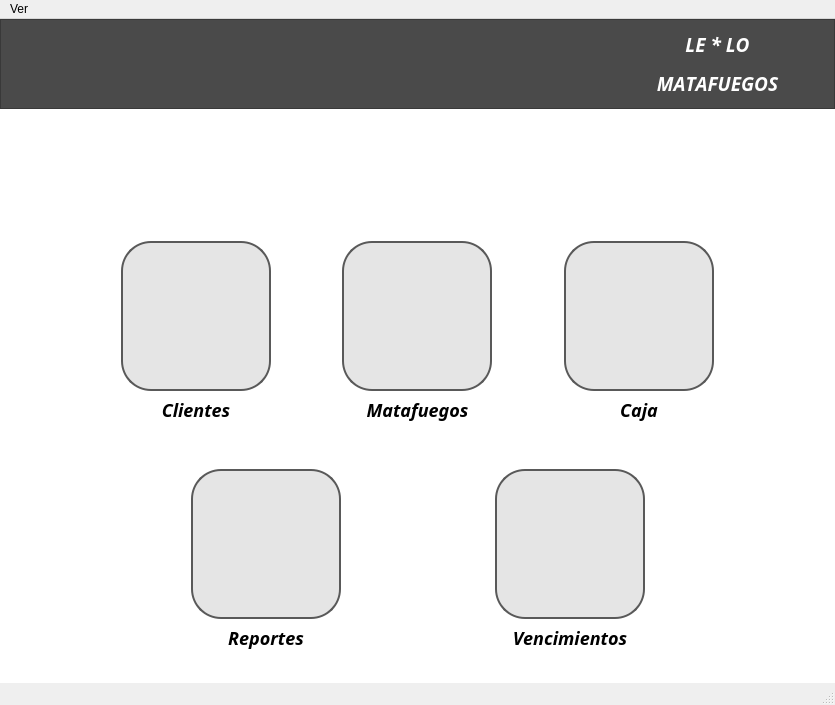
Qt form resources/ventanaprincipal.ui (Julian2455/beatmat) before a commit.
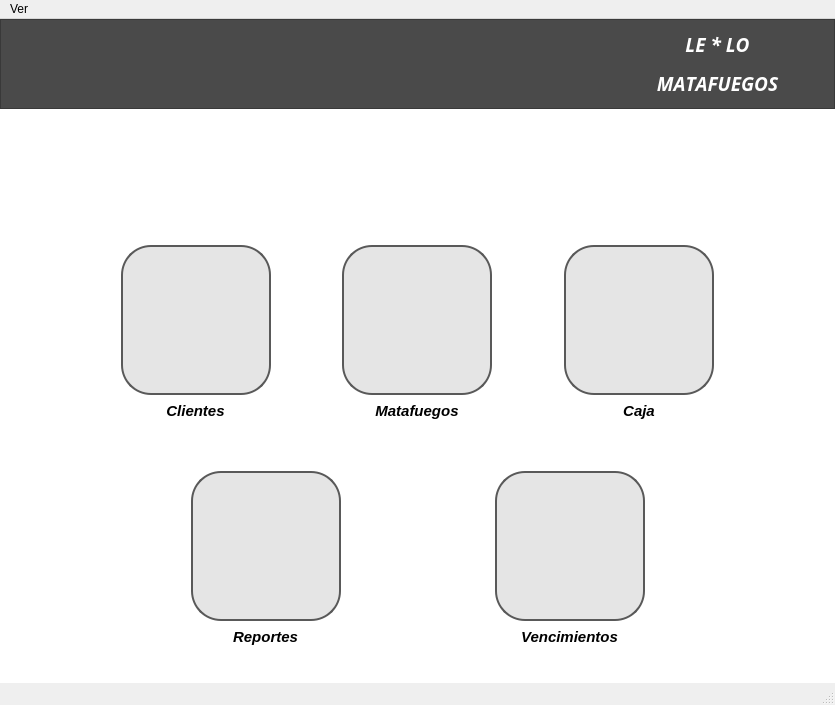
The same form after that commit. Icons and pictures are not drawn.

Commit message: Arreglos de vent principal

What changed in the file:
```diff
--- a/resources/ventanaprincipal.ui
+++ b/resources/ventanaprincipal.ui
@@ -235,22 +235,30 @@
                </property>
               </widget>
              </item>
-             <item>
+             <item alignment="Qt::AlignHCenter">
               <widget class="QPushButton" name="tittleclients">
+               <property name="minimumSize">
+                <size>
+                 <width>20</width>
+                 <height>20</height>
+                </size>
+               </property>
+               <property name="maximumSize">
+                <size>
+                 <width>120</width>
+                 <height>20</height>
+                </size>
+               </property>
                <property name="font">
                 <font>
-                 <family>Poppins</family>
-                 <pointsize>-1</pointsize>
+                 <pointsize>11</pointsize>
                  <italic>true</italic>
                  <bold>true</bold>
-                 <underline>false</underline>
                 </font>
                </property>
                <property name="styleSheet">
                 <string notr="true">border: none;
-font-family: &quot;Poppins&quot;, sans-serif;
-font-size: 18px;
-font-weight: bold;</string>
+</string>
                </property>
                <property name="text">
                 <string>Clientes</string>
@@ -274,7 +282,7 @@
                <property name="maximumSize">
                 <size>
                  <width>300</width>
-                 <height>300</height>
+                 <height>200</height>
                 </size>
                </property>
                <property name="styleSheet">
@@ -299,21 +307,30 @@
                </property>
               </widget>
              </item>
-             <item>
+             <item alignment="Qt::AlignHCenter">
               <widget class="QPushButton" name="tittlemtfgs">
+               <property name="minimumSize">
+                <size>
+                 <width>1</width>
+                 <height>1</height>
+                </size>
+               </property>
+               <property name="maximumSize">
+                <size>
+                 <width>120</width>
+                 <height>120</height>
+                </size>
+               </property>
                <property name="font">
                 <font>
-                 <family>Poppins</family>
-                 <pointsize>-1</pointsize>
+                 <pointsize>11</pointsize>
                  <italic>true</italic>
                  <bold>true</bold>
                 </font>
                </property>
                <property name="styleSheet">
                 <string notr="true">border: none;
-font-family: &quot;Poppins&quot;, sans-serif;
-font-size: 18px;
-font-weight: bold;</string>
+</string>
                </property>
                <property name="text">
                 <string>Matafuegos</string>
@@ -370,21 +387,30 @@
                </property>
               </widget>
              </item>
-             <item>
+             <item alignment="Qt::AlignHCenter">
               <widget class="QPushButton" name="tittlecaja">
+               <property name="minimumSize">
+                <size>
+                 <width>20</width>
+                 <height>20</height>
+                </size>
+               </property>
+               <property name="maximumSize">
+                <size>
+                 <width>120</width>
+                 <height>20</height>
+                </size>
+               </property>
                <property name="font">
                 <font>
-                 <family>Poppins</family>
-                 <pointsize>-1</pointsize>
+                 <pointsize>11</pointsize>
                  <italic>true</italic>
                  <bold>true</bold>
                 </font>
                </property>
                <property name="styleSheet">
                 <string notr="true">border: none;
-font-family: &quot;Poppins&quot;, sans-serif;
-font-size: 18px;
-font-weight: bold;</string>
+</string>
                </property>
                <property name="text">
                 <string>Caja</string>
@@ -453,21 +479,30 @@
                </property>
               </widget>
              </item>
-             <item>
+             <item alignment="Qt::AlignHCenter">
               <widget class="QPushButton" name="tittlevencts">
+               <property name="minimumSize">
+                <size>
+                 <width>1</width>
+                 <height>1</height>
+                </size>
+               </property>
+               <property name="maximumSize">
+                <size>
+                 <width>120</width>
+                 <height>120</height>
+                </size>
+               </property>
                <property name="font">
                 <font>
-                 <family>Poppins</family>
-                 <pointsize>-1</pointsize>
+                 <pointsize>11</pointsize>
                  <italic>true</italic>
                  <bold>true</bold>
                 </font>
                </property>
                <property name="styleSheet">
                 <string notr="true">border: none;
-font-family: &quot;Poppins&quot;, sans-serif;
-font-size: 18px;
-font-weight: bold;</string>
+</string>
                </property>
                <property name="text">
                 <string>Vencimientos</string>
@@ -518,19 +553,28 @@
              </item>
              <item alignment="Qt::AlignHCenter">
               <widget class="QPushButton" name="tittlerepts">
+               <property name="minimumSize">
+                <size>
+                 <width>20</width>
+                 <height>20</height>
+                </size>
+               </property>
+               <property name="maximumSize">
+                <size>
+                 <width>120</width>
+                 <height>20</height>
+                </size>
+               </property>
                <property name="font">
                 <font>
-                 <family>Poppins</family>
-                 <pointsize>-1</pointsize>
+                 <pointsize>11</pointsize>
                  <italic>true</italic>
                  <bold>true</bold>
                 </font>
                </property>
                <property name="styleSheet">
                 <string notr="true">border: none;
-font-family: &quot;Poppins&quot;, sans-serif;
-font-size: 18px;
-font-weight: bold;</string>
+</string>
                </property>
                <property name="text">
                 <string>Reportes</string>
```
The commit also changes 1 other file.
